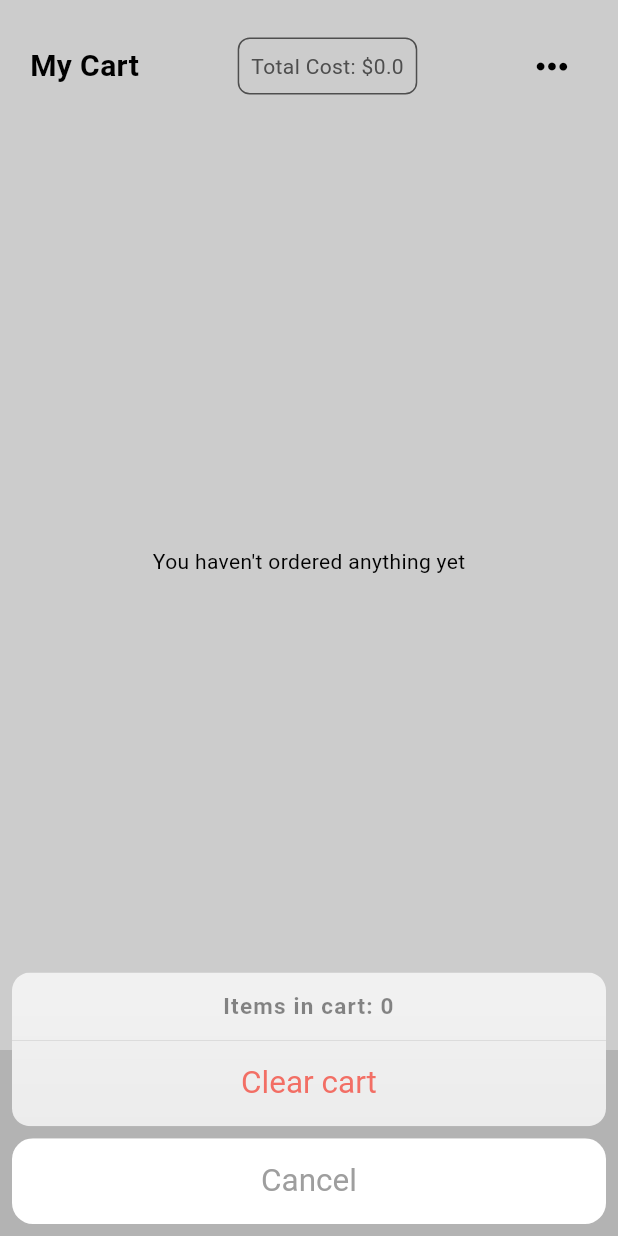
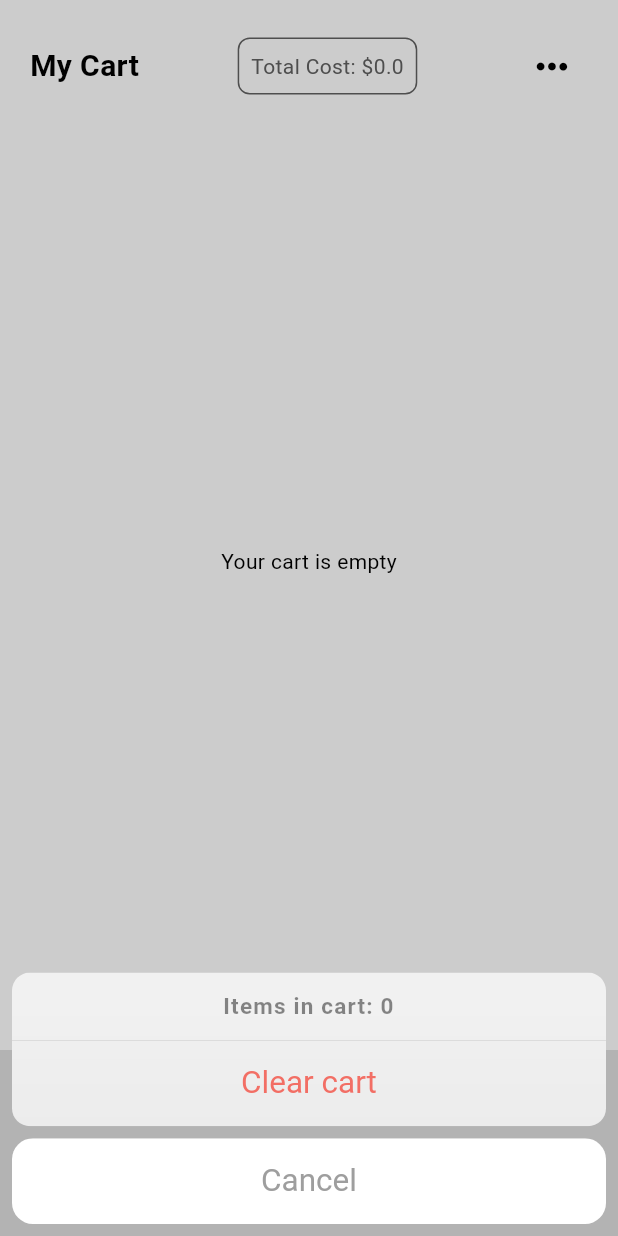
Before and after one commit to talalalghazal5/foodify, a Flutter app: the CartPage widget shown alone on an empty page, opened directly, after a tap on an icon or button, on a phone screen of 412 x 824 dp. Run offline on Flutter 3.47's test engine with Material 3 defaults, Android fonts, the phone set to English and light mode, and no system bars; our stand-ins replace font_awesome_flutter; Roboto replaces fonts that are missing (sf_pro_display_regular).

Commit message:
created the checkout button and a temp context menu

```diff
--- a/lib/components/my_quantity_selector.dart
+++ b/lib/components/my_quantity_selector.dart
@@ -9,7 +9,7 @@ class MyQuantitySelector extends StatelessWidget {
   final Food food;
 
   const MyQuantitySelector(
-      {required this.quantity,
+      {super.key, required this.quantity,
       required this.onDecrement,
       required this.onIncrement,
       required this.food});
--- a/lib/components/my_sliver_app_bar.dart
+++ b/lib/components/my_sliver_app_bar.dart
@@ -45,7 +45,7 @@ class MySliverAppBar extends StatelessWidget {
 
                   showDragHandle: true,
                   enableDrag: true,
-                  sheetAnimationStyle: AnimationStyle(curve: Curves.ease, duration: Duration(milliseconds: 300)),
+                  sheetAnimationStyle: AnimationStyle(curve: Curves.ease, duration: const Duration(milliseconds: 300)),
                   backgroundColor: Theme.of(context).colorScheme.tertiary,
                   );
             },
--- a/lib/models/restaurant.dart
+++ b/lib/models/restaurant.dart
@@ -144,7 +144,7 @@ class Restaurant extends ChangeNotifier {
           bool isSameItem = item.food == food;
 
           bool isSameAddOns =
-              ListEquality().equals(item.selectedAddOns, selectedAddOns);
+              const ListEquality().equals(item.selectedAddOns, selectedAddOns);
 
           return isSameAddOns && isSameItem;
         },
--- a/lib/pages/cart_page.dart
+++ b/lib/pages/cart_page.dart
@@ -34,7 +34,7 @@ class _CartPageState extends State<CartPage>
     return Consumer<Restaurant>(builder: (context, restaurant, child) {
       final userCart = restaurant.cart;
       return BottomSheet(
-          dragHandleSize: Size.fromWidth(140),
+          dragHandleSize: const Size.fromWidth(140),
           onClosing: () {},
           enableDrag: true,
           animationController: _controller,
@@ -117,7 +117,7 @@ class _CartPageState extends State<CartPage>
                   if(restaurant.cart.isEmpty)
                   const Expanded(
                     child: Center(
-                      child: Text('You haven\'t ordered anything yet', style: TextStyle(fontFamily: 'sf_pro_display_regular'),),
+                      child: Text('Your cart is empty', style: TextStyle(fontFamily: 'sf_pro_display_regular'),),
                     ),
                   )
                   else ...[
@@ -132,7 +132,19 @@ class _CartPageState extends State<CartPage>
                       return MyCartTile(cartItem: userCart[index]);
                     },
                   )),
-                  //TODO: create a checkout button.
+
+                    Row(
+                      children: [
+                        Expanded(
+                          child: Container(
+                            padding: EdgeInsets.only(top: 15),
+                            width: 500,
+                            height: 80,
+                            decoration: BoxDecoration(color: Theme.of(context).colorScheme.tertiary.withOpacity(0.2)),
+                            child: CupertinoButton(color: Colors.green[700], child: Text('Checkout', style: TextStyle(color: Colors.white, fontFamily: 'sf_pro_display_regular'),), onPressed: (){})),
+                        ),
+                      ],
+                    )
                   ]
                 ],
               ),
--- a/lib/pages/food_page.dart
+++ b/lib/pages/food_page.dart
@@ -8,7 +8,7 @@ import 'package:provider/provider.dart';
 class FoodPage extends StatefulWidget {
   final Food food;
   final Map<AddOn, bool> selectedAddOns = {};
-  FoodPage({super.key, required this.food}) {
+  FoodPage({super.key, required this.food,}) {
     if (food.availableAddOns != null) {
       for (AddOn addon in food.availableAddOns!) {
         selectedAddOns[addon] = false;
```
Also changed, not shown: lib/components/my_cart_tile.dart (+18 -4 lines).
